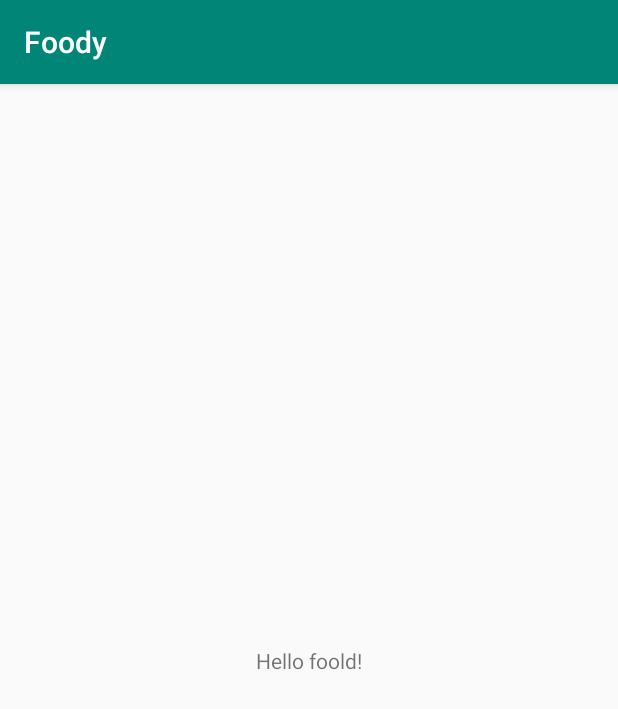
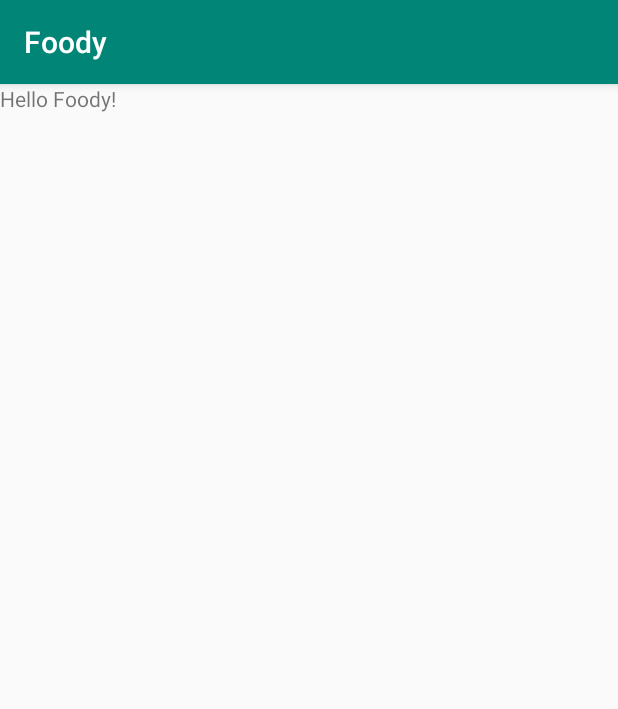
Before and after one commit to sksouk/Foody, an Android app: the screen it shows after launch (MainActivity), on a phone screen of 412 x 824 dp. Shown: the top 709 px of the screen. Run offline under Robolectric (Android 15) with nearby library versions, the phone set to English and light mode, and no system bars.

Commit message:
edit app

```diff
--- a/app/src/main/res/layout/activity_main.xml
+++ b/app/src/main/res/layout/activity_main.xml
@@ -1,5 +1,5 @@
 <?xml version="1.0" encoding="utf-8"?>
-<android.support.constraint.ConstraintLayout xmlns:android="http://schemas.android.com/apk/res/android"
+<RelativeLayout xmlns:android="http://schemas.android.com/apk/res/android"
     xmlns:app="http://schemas.android.com/apk/res-auto"
     xmlns:tools="http://schemas.android.com/tools"
     android:layout_width="match_parent"
@@ -9,10 +9,10 @@
     <TextView
         android:layout_width="wrap_content"
         android:layout_height="wrap_content"
-        android:text="Hello foold!"
+        android:text="Hello Foody!"
         app:layout_constraintBottom_toBottomOf="parent"
         app:layout_constraintLeft_toLeftOf="parent"
         app:layout_constraintRight_toRightOf="parent"
         app:layout_constraintTop_toTopOf="parent" />
 
-</android.support.constraint.ConstraintLayout>
+</RelativeLayout>
```
